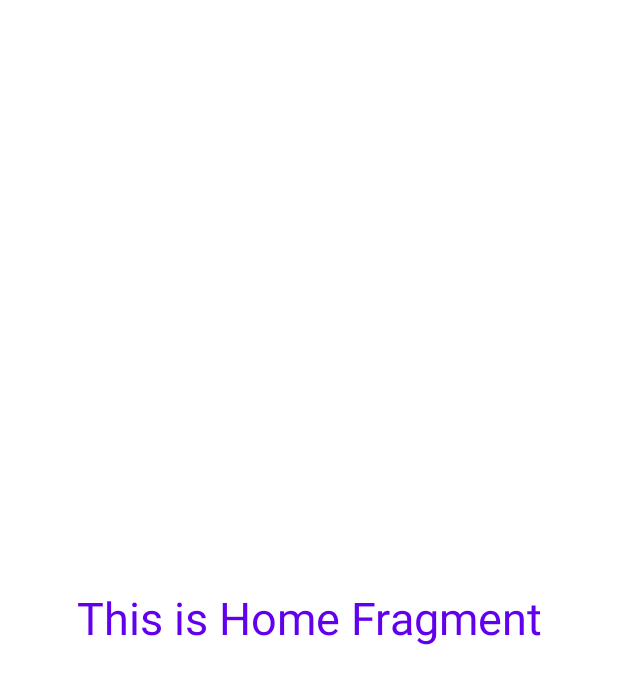
After one commit to NaimAsSakib/Navigation_Drawer, an Android app: the fragment MessageFragment shown on its own in the app's theme, on a phone screen of 412 x 824 dp. The commit adds this screen. Shown: the top 684 px of the screen. Run offline under Robolectric (Android 15) with nearby library versions, the phone set to English and light mode, and no system bars.

Commit message:
Navigation Drawer & item listener

```diff
--- a/app/build.gradle
+++ b/app/build.gradle
@@ -32,6 +32,7 @@ dependencies {
     implementation 'androidx.appcompat:appcompat:1.4.0'
     implementation 'com.google.android.material:material:1.4.0'
     implementation 'androidx.constraintlayout:constraintlayout:2.1.2'
+    implementation 'androidx.legacy:legacy-support-v4:1.0.0'
     testImplementation 'junit:junit:4.+'
     androidTestImplementation 'androidx.test.ext:junit:1.1.3'
     androidTestImplementation 'androidx.test.espresso:espresso-core:3.4.0'
--- /dev/null
+++ b/app/src/main/java/com/example/navigationdrawer/MessageFragment.java
@@ -0,0 +1,64 @@
+package com.example.navigationdrawer;
+
+import android.os.Bundle;
+
+import androidx.fragment.app.Fragment;
+
+import android.view.LayoutInflater;
+import android.view.View;
+import android.view.ViewGroup;
+
+/**
+ * A simple {@link Fragment} subclass.
+ * Use the {@link MessageFragment#newInstance} factory method to
+ * create an instance of this fragment.
+ */
+public class MessageFragment extends Fragment {
+
+    // TODO: Rename parameter arguments, choose names that match
+    // the fragment initialization parameters, e.g. ARG_ITEM_NUMBER
+    private static final String ARG_PARAM1 = "param1";
+    private static final String ARG_PARAM2 = "param2";
+
+    // TODO: Rename and change types of parameters
+    private String mParam1;
+    private String mParam2;
+
+    public MessageFragment() {
+        // Required empty public constructor
+    }
+
+    /**
+     * Use this factory method to create a new instance of
+     * this fragment using the provided parameters.
+     *
+     * @param param1 Parameter 1.
+     * @param param2 Parameter 2.
+     * @return A new instance of fragment MessageFragment.
+     */
+    // TODO: Rename and change types and number of parameters
+    public static MessageFragment newInstance(String param1, String param2) {
+        MessageFragment fragment = new MessageFragment();
+        Bundle args = new Bundle();
+        args.putString(ARG_PARAM1, param1);
+        args.putString(ARG_PARAM2, param2);
+        fragment.setArguments(args);
+        return fragment;
+    }
+
+    @Override
+    public void onCreate(Bundle savedInstanceState) {
+        super.onCreate(savedInstanceState);
+        if (getArguments() != null) {
+            mParam1 = getArguments().getString(ARG_PARAM1);
+            mParam2 = getArguments().getString(ARG_PARAM2);
+        }
+    }
+
+    @Override
+    public View onCreateView(LayoutInflater inflater, ViewGroup container,
+                             Bundle savedInstanceState) {
+        // Inflate the layout for this fragment
+        return inflater.inflate(R.layout.fragment_message, container, false);
+    }
+}
--- /dev/null
+++ b/app/src/main/res/layout/fragment_message.xml
@@ -0,0 +1,17 @@
+<?xml version="1.0" encoding="utf-8"?>
+<FrameLayout xmlns:android="http://schemas.android.com/apk/res/android"
+    xmlns:tools="http://schemas.android.com/tools"
+    android:layout_width="match_parent"
+    android:layout_height="match_parent"
+    tools:context=".MessageFragment">
+
+    <!-- TODO: Update blank fragment layout -->
+    <TextView
+        android:layout_width="match_parent"
+        android:layout_height="match_parent"
+        android:text="This is Home Fragment"
+        android:textSize="30sp"
+        android:textColor="@color/purple_500"
+        android:gravity="center"/>
+
+</FrameLayout>
--- a/app/src/main/res/values/strings.xml
+++ b/app/src/main/res/values/strings.xml
@@ -3,5 +3,7 @@
 
     <string name="open">Open</string>
     <string name="close">Close</string>
+    <!-- TODO: Remove or change this placeholder text -->
+    <string name="hello_blank_fragment">Hello blank fragment</string>
 
 </resources>
--- a/app/src/main/res/values/themes.xml
+++ b/app/src/main/res/values/themes.xml
@@ -13,4 +13,7 @@
         <item name="android:statusBarColor" tools:targetApi="l">?attr/colorPrimaryVariant</item>
         <!-- Customize your theme here. -->
     </style>
+
+
+
 </resources>
```
Also changed, not shown: app/src/main/java/com/example/navigationdrawer/MainActivity.java (+8 -1 lines), app/src/main/res/menu/iconsmenu.xml (+8 -1 lines).
